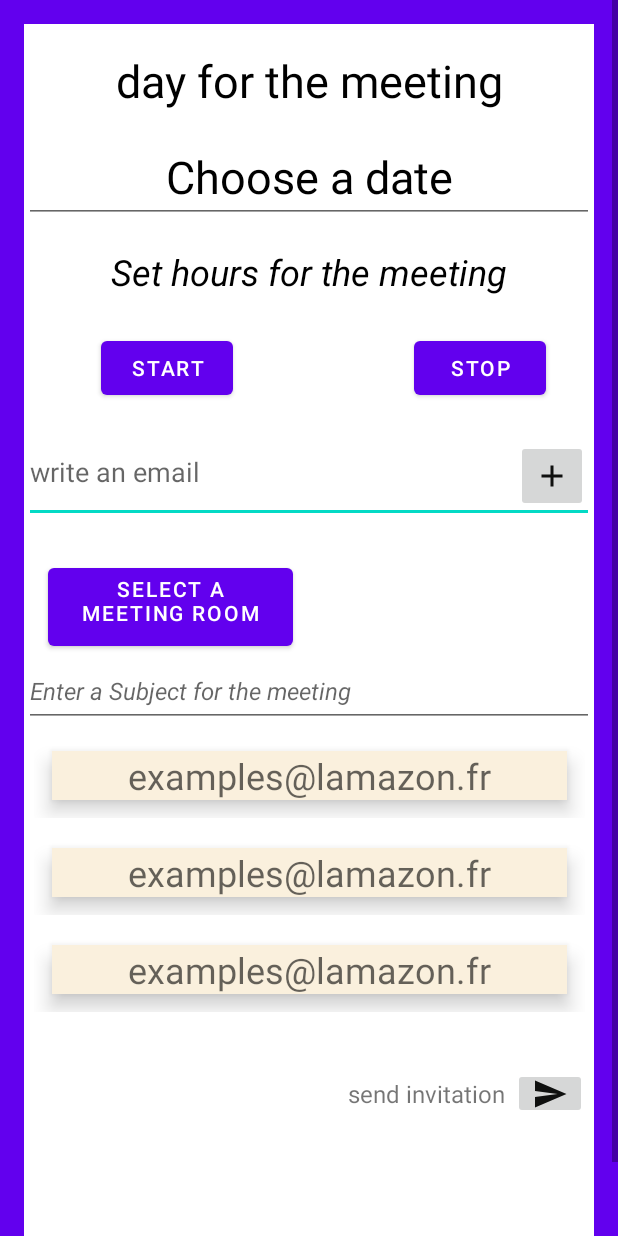
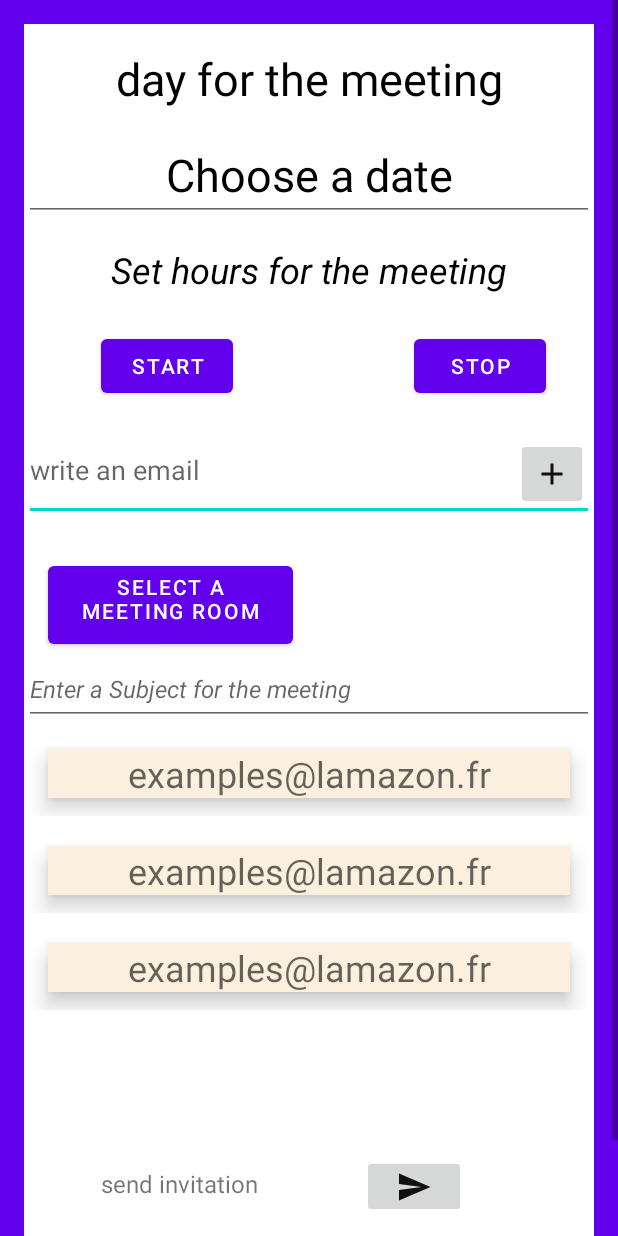
Before and after one commit to garwyng/MyMeeting, an Android app: the layout fragment_add_meeting.xml on its own in the app's theme, with its tools: preview values and no code run, on a phone screen of 412 x 824 dp. Run offline under Robolectric (Android 15) with nearby library versions, the light colour scheme and no system bars.

Commit message:
24/07/23 - correction bug view fragment_add_meeting.xml on little devices

```diff
--- a/app/src/main/res/layout/fragment_add_meeting.xml
+++ b/app/src/main/res/layout/fragment_add_meeting.xml
@@ -4,8 +4,7 @@
     xmlns:tools="http://schemas.android.com/tools"
     android:layout_width="match_parent"
     android:layout_height="match_parent"
-    android:fillViewport="true"
-    android:focusable="auto">
+    android:fillViewport="true">
 
     <LinearLayout
         android:layout_width="match_parent"
@@ -27,14 +26,12 @@
         android:layout_width="0dp"
         android:layout_height="wrap_content"
         android:layout_marginTop="16dp"
-        android:layout_marginBottom="409dp"
-        android:contentDescription="@string/Day_for_the_meeting"
-        android:focusable="auto"
+        android:layout_marginBottom="697dp"
         android:text="@string/Day_for_the_meeting"
         android:textAlignment="center"
         android:textColor="@color/black"
         android:textSize="30sp"
-        app:layout_constraintBottom_toTopOf="@+id/recyclerviewMail"
+        app:layout_constraintBottom_toTopOf="@+id/imageButtonSendMail"
         app:layout_constraintEnd_toEndOf="parent"
         app:layout_constraintStart_toStartOf="parent"
         app:layout_constraintTop_toTopOf="parent">
@@ -67,7 +64,6 @@
                 android:layout_width="0dp"
                 android:layout_height="wrap_content"
                 android:layout_marginTop="16dp"
-                android:focusable="auto"
                 android:text="@string/set_hours_for_the_meeting"
                 android:textAlignment="center"
                 android:textColor="@color/black"
@@ -107,6 +103,7 @@
                 android:id="@+id/EditSendMail"
                 android:layout_width="0dp"
                 android:layout_height="wrap_content"
+                android:layout_marginBottom="394dp"
                 android:focusableInTouchMode="true"
                 android:hint="@string/enter_a_subject_for_the_meeting"
                 android:inputType="textEmailSubject"
@@ -114,7 +111,7 @@
                 android:textColor="@color/black"
                 android:textSize="16sp"
                 android:textStyle="italic"
-                app:layout_constraintBottom_toTopOf="@+id/recyclerviewMail"
+                app:layout_constraintBottom_toBottomOf="parent"
                 app:layout_constraintEnd_toEndOf="parent"
                 app:layout_constraintStart_toStartOf="parent"
                 tools:ignore="Autofill,VisualLintTextFieldSize">
@@ -157,31 +154,32 @@
 
             <ImageButton
                 android:id="@+id/imageButtonSendMail"
-                android:layout_width="49dp"
-                android:layout_height="34dp"
-                android:layout_marginEnd="4dp"
-                android:layout_marginBottom="113dp"
+                android:layout_width="69dp"
+                android:layout_height="0dp"
+                android:layout_marginStart="96dp"
+                android:layout_marginEnd="96dp"
+                android:layout_marginBottom="65dp"
                 android:contentDescription="@string/send_invitation"
                 android:src="@drawable/baseline_send_24"
                 app:layout_constraintBottom_toBottomOf="parent"
-                app:layout_constraintEnd_toEndOf="parent"
-                app:layout_constraintStart_toEndOf="@+id/textView"
-                app:layout_constraintTop_toBottomOf="@+id/recyclerviewMail">
+                app:layout_constraintEnd_toEndOf="@+id/recyclerviewMail"
+                app:layout_constraintStart_toEndOf="@+id/button_start"
+                app:layout_constraintTop_toBottomOf="@+id/textview_date_title">
 
             </ImageButton>
 
             <androidx.recyclerview.widget.RecyclerView
                 android:id="@+id/recyclerviewMail"
-                android:layout_width="375dp"
-                android:layout_height="wrap_content"
-                android:layout_marginBottom="32dp"
-                android:contentDescription="@string/list_mail"
+                android:layout_width="0dp"
+                android:layout_height="0dp"
+                android:layout_marginTop="143dp"
+                android:layout_marginBottom="143dp"
                 android:nestedScrollingEnabled="true"
                 app:layoutManager="androidx.recyclerview.widget.LinearLayoutManager"
-                app:layout_constraintBottom_toTopOf="@+id/imageButtonSendMail"
+                app:layout_constraintBottom_toBottomOf="parent"
                 app:layout_constraintEnd_toEndOf="parent"
                 app:layout_constraintStart_toStartOf="parent"
-                app:layout_constraintTop_toBottomOf="@+id/textview_date_title"
+                app:layout_constraintTop_toBottomOf="@+id/imageButtonAddMail"
                 tools:listitem="@layout/fragment_item_mail" />
 
             <Button
@@ -197,16 +195,15 @@
 
             <TextView
                 android:id="@+id/textView"
-                android:layout_width="wrap_content"
-                android:layout_height="wrap_content"
-                android:layout_marginStart="215dp"
-                android:layout_marginTop="6dp"
-                android:layout_marginEnd="4dp"
+                android:layout_width="122dp"
+                android:layout_height="33dp"
+                android:layout_marginTop="44dp"
                 android:text="@string/send_invitation"
                 android:textSize="16sp"
                 app:layout_constraintEnd_toStartOf="@+id/imageButtonSendMail"
+                app:layout_constraintHorizontal_bias="0.495"
                 app:layout_constraintStart_toStartOf="parent"
-                app:layout_constraintTop_toTopOf="@+id/imageButtonSendMail" />
+                app:layout_constraintTop_toBottomOf="@+id/recyclerviewMail" />
 
         </androidx.constraintlayout.widget.ConstraintLayout>
     </LinearLayout>
```
Also changed, not shown: 2 other files.
